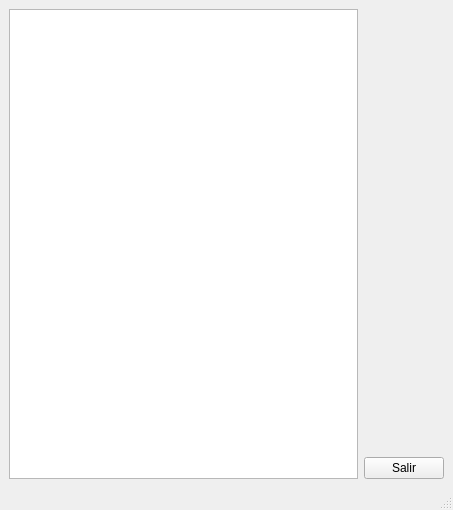
Before: the Qt Designer form proveedores.ui in waltermas-gitter/infomesas-gui, drawn with Qt 5.
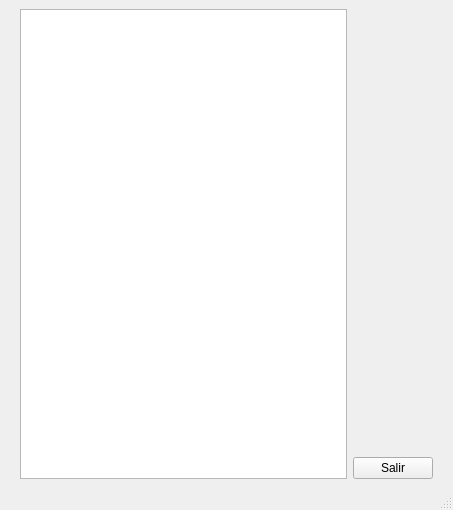
After: the same form once the commit is applied. Icons and pictures are not drawn.

```diff
--- a/proveedores.ui
+++ b/proveedores.ui
@@ -15,6 +15,12 @@
   </property>
   <widget class="QWidget" name="centralwidget">
    <layout class="QHBoxLayout" name="horizontalLayout">
+    <property name="leftMargin">
+     <number>20</number>
+    </property>
+    <property name="rightMargin">
+     <number>20</number>
+    </property>
     <item>
      <widget class="QTableWidget" name="proveedoresTableWidget">
       <property name="editTriggers">
```
